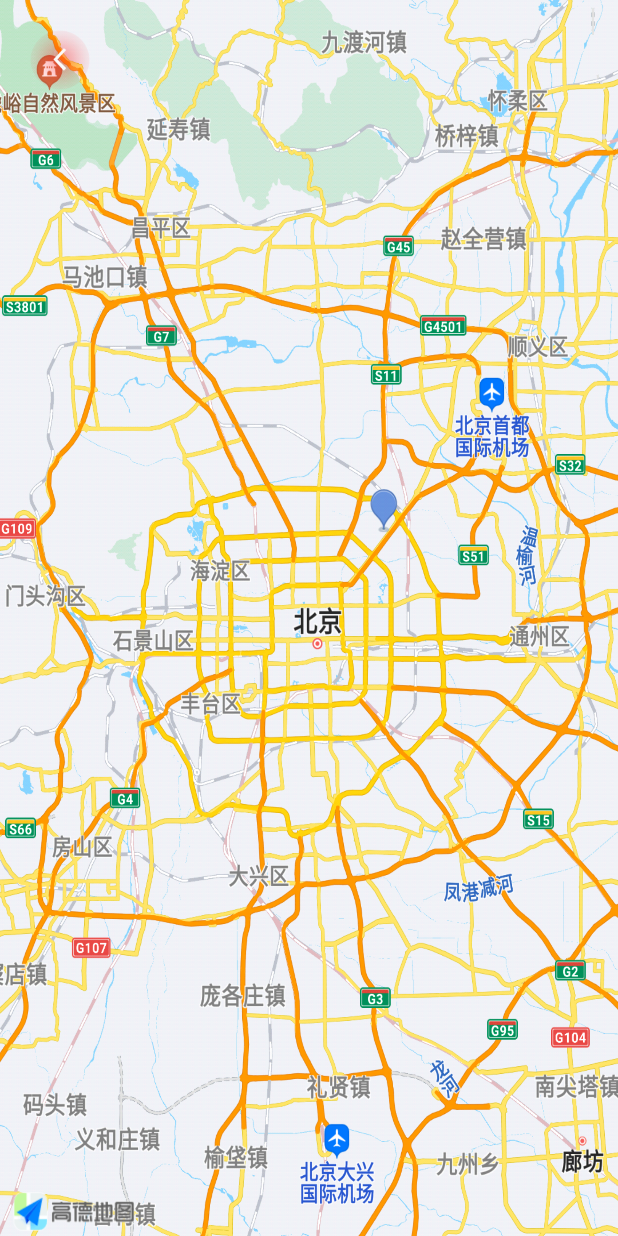
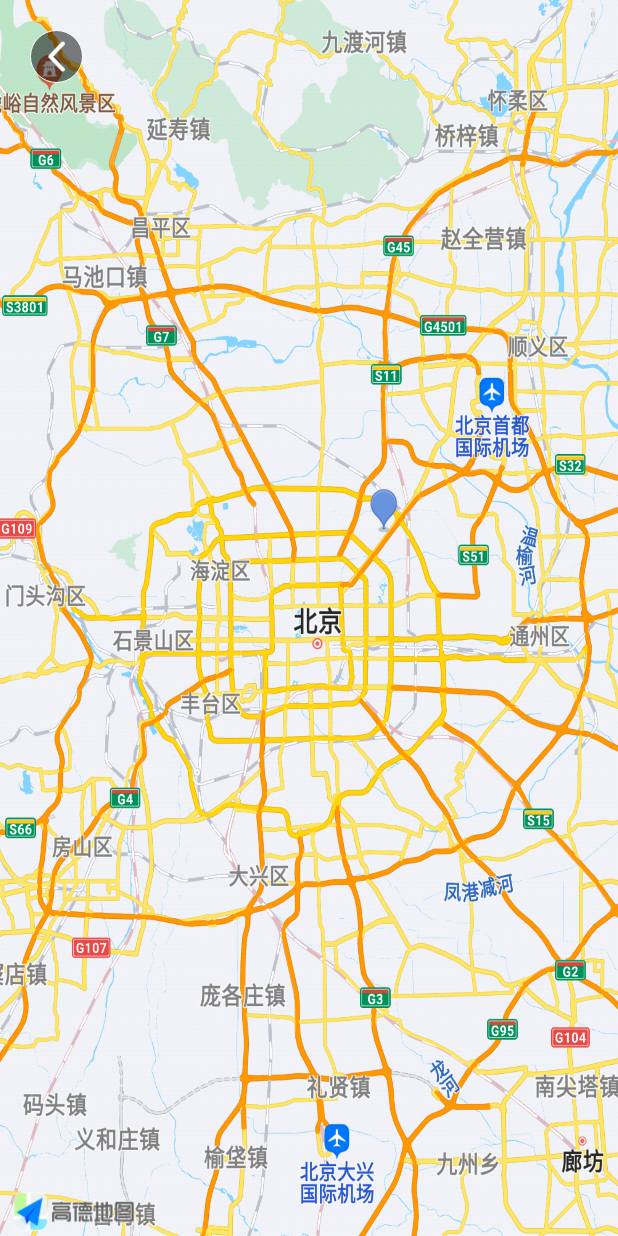
Before and after one commit to WeihaoJiang/sport, an Android app: the NearByActivity screen opened directly, with no data from a screen before it, on a phone screen of 412 x 824 dp. Run offline under Robolectric (Android 15) with nearby library versions, the phone set to English and light mode, and no system bars; our stand-ins replace CircleImageView.

Commit message:
update:back 按钮

```diff
--- /dev/null
+++ b/app/src/main/res/drawable/circle_back.xml
@@ -0,0 +1,11 @@
+<?xml version="1.0" encoding="utf-8"?>
+<shape xmlns:android="http://schemas.android.com/apk/res/android"
+    android:shape="oval">
+    <solid android:color="#80000000" />
+    <stroke
+        android:width="1px"
+        android:color="@color/white" />
+    <size
+        android:width="30dp"
+        android:height="30dp" />
+</shape>
--- a/app/src/main/res/layout/activity_near_by.xml
+++ b/app/src/main/res/layout/activity_near_by.xml
@@ -9,10 +9,13 @@
 
     <ImageView
         android:id="@+id/back"
-        android:layout_width="40dp"
-        android:layout_height="40dp"
+        android:layout_width="35dp"
+        android:layout_height="35dp"
+        android:padding="7dp"
         android:layout_marginLeft="20dp"
         android:layout_marginTop="20dp"
+        android:background="@drawable/circle_back"
+        android:scaleType="fitCenter"
         android:src="@drawable/back"
         app:layout_constraintLeft_toLeftOf="parent"
         app:layout_constraintTop_toTopOf="parent" />
```
Also changed, not shown: app/src/main/res/drawable/back.png.
